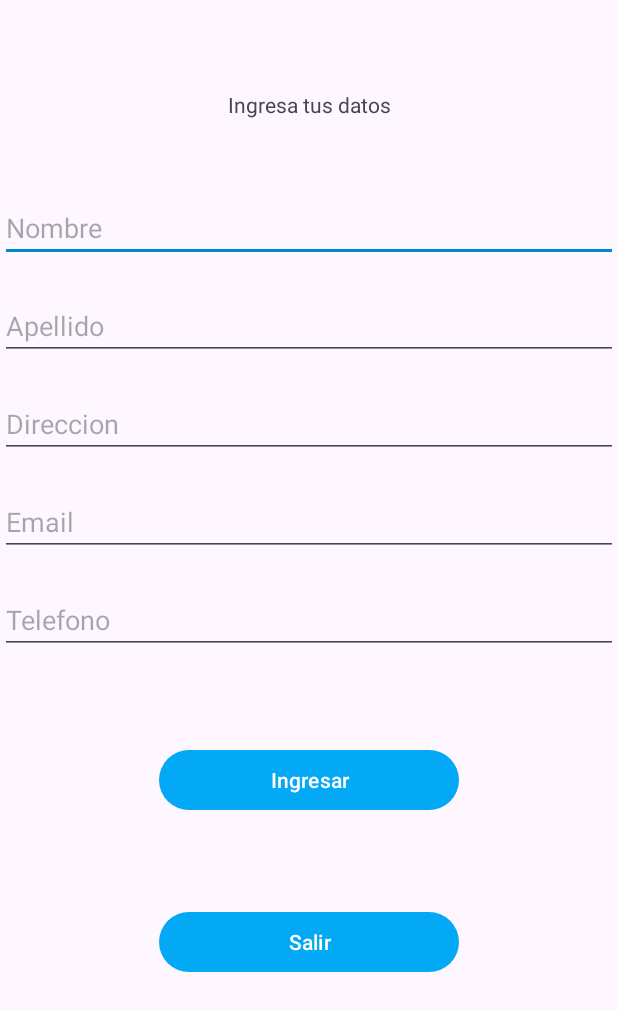
After one commit to yiyo87/task_el_cedro, an Android app: the formularioCliente screen opened directly, with no data from a screen before it, on a phone screen of 412 x 824 dp. The commit adds this screen. Shown: the top 1011 px of the screen. Run offline under Robolectric (Android 15) with nearby library versions, the phone set to English and light mode, and no system bars.

Commit message:
logre recuperar los elementos dentro de los formularios

```diff
--- a/app/src/main/AndroidManifest.xml
+++ b/app/src/main/AndroidManifest.xml
@@ -12,6 +12,12 @@
         android:supportsRtl="true"
         android:theme="@style/Theme.TaskElCedro"
         tools:targetApi="31">
+        <activity
+            android:name=".formularioCliente"
+            android:exported="false" />
+        <activity
+            android:name=".formularioEmpresa"
+            android:exported="false" />
         <activity
             android:name=".RegistrarCuenta"
             android:exported="false" />
--- a/app/src/main/java/com/example/taskelcedro/MainActivity.java
+++ b/app/src/main/java/com/example/taskelcedro/MainActivity.java
@@ -43,4 +43,9 @@ public class MainActivity extends AppCompatActivity {
 
 
     }
+
+    public void crearCuenta(View v){
+            Intent i = new Intent(this, RegistrarCuenta.class);
+            startActivity(i);
+    }
 }
--- /dev/null
+++ b/app/src/main/java/com/example/taskelcedro/formularioCliente.java
@@ -0,0 +1,53 @@
+package com.example.taskelcedro;
+
+import android.os.Bundle;
+
+import androidx.activity.EdgeToEdge;
+import androidx.appcompat.app.AppCompatActivity;
+import androidx.core.graphics.Insets;
+import androidx.core.view.ViewCompat;
+import androidx.core.view.WindowInsetsCompat;
+
+
+import android.content.Intent;
+import android.view.View;
+import android.widget.EditText;
+import android.widget.Toast;
+
+public class formularioCliente extends AppCompatActivity {
+
+    @Override
+    protected void onCreate(Bundle savedInstanceState) {
+        super.onCreate(savedInstanceState);
+        EdgeToEdge.enable(this);
+        setContentView(R.layout.activity_formulario_cliente);
+        ViewCompat.setOnApplyWindowInsetsListener(findViewById(R.id.main), (v, insets) -> {
+            Insets systemBars = insets.getInsets(WindowInsetsCompat.Type.systemBars());
+            v.setPadding(systemBars.left, systemBars.top, systemBars.right, systemBars.bottom);
+            return insets;
+        });
+    }public void paginaPrincipal(View v){
+        Intent i = new Intent(this, MainActivity.class);
+        startActivity(i);
+    }public void camposFormularioCliente(View v) {
+        EditText campo1 = findViewById(R.id.campoNombreCliente);
+        String nombre = campo1.getText().toString().trim();  // .trim() elimina espacios en blanco al inicio y final
+        EditText campo2 = findViewById(R.id.campoApellido);
+        String apellido = campo2.getText().toString().trim();
+        EditText campo3 = findViewById(R.id.campoDireccion);
+        String direccion = campo3.getText().toString().trim();
+        EditText campo4 = findViewById(R.id.campoEmail);
+        String email = campo4.getText().toString().trim();
+        EditText campo5 = findViewById(R.id.campoTelefono);
+        String telefono = campo5.getText().toString().trim();
+        // si los campos no estan llenos sale este mensaje
+        if (nombre.isEmpty() || apellido.isEmpty() || direccion.isEmpty() || email.isEmpty() || telefono.isEmpty()) {
+            Toast.makeText(this, "Por favor, completa todos los campos", Toast.LENGTH_SHORT).show();
+        } else {
+            // si los campos fueron rellenados sale el mensaje
+            Toast.makeText(this, "Los datos han sido ingresados con éxito", Toast.LENGTH_SHORT).show();
+
+            // Opcionalmente puedes imprimir los valores en la consola
+            System.out.println("Datos ingresados: " + nombre + " " + apellido + " " + direccion + " " + email + " " + telefono);
+        }
+    }}
--- /dev/null
+++ b/app/src/main/res/layout/activity_formulario_cliente.xml
@@ -0,0 +1,172 @@
+<?xml version="1.0" encoding="utf-8"?>
+<LinearLayout xmlns:android="http://schemas.android.com/apk/res/android"
+    xmlns:app="http://schemas.android.com/apk/res-auto"
+    xmlns:tools="http://schemas.android.com/tools"
+    android:id="@+id/main"
+    android:layout_width="match_parent"
+    android:layout_height="match_parent"
+    android:orientation="vertical"
+    tools:context=".formularioCliente">
+
+    <LinearLayout
+        android:id="@+id/main"
+        android:layout_width="match_parent"
+        android:layout_height="match_parent"
+        android:layout_marginTop="60dp"
+        android:orientation="vertical"
+        tools:context=".formularioEmpresa">
+
+        <TextView
+            android:id="@+id/formulario"
+            android:layout_width="match_parent"
+            android:layout_height="wrap_content"
+            android:layout_marginBottom="30dp"
+            android:gravity="center"
+            android:text="@string/formulario" />
+
+        <EditText
+            android:id="@+id/campoNombreCliente"
+            android:layout_width="match_parent"
+            android:layout_height="wrap_content"
+            android:layout_marginTop="20dp"
+            android:ems="10"
+            android:hint="@string/nombre"
+            android:inputType="text" />
+
+        <EditText
+            android:id="@+id/campoApellido"
+            android:layout_width="match_parent"
+            android:layout_height="wrap_content"
+            android:layout_marginTop="20dp"
+            android:ems="10"
+            android:hint="@string/apellido"
+            android:inputType="text" />
+
+        <EditText
+            android:id="@+id/campoDireccion"
+            android:layout_width="match_parent"
+            android:layout_height="wrap_content"
+            android:layout_marginTop="20dp"
+            android:ems="10"
+            android:hint="@string/direccion"
+            android:inputType="text" />
+
+        <EditText
+            android:id="@+id/campoEmail"
+            android:layout_width="match_parent"
+            android:layout_height="wrap_content"
+            android:layout_marginTop="20dp"
+            android:ems="10"
+            android:hint="@string/email"
+            android:inputType="textEmailAddress" />
+
+        <EditText
+            android:id="@+id/campoTelefono"
+            android:layout_width="match_parent"
+            android:layout_height="wrap_content"
+            android:layout_marginTop="20dp"
+            android:ems="10"
+            android:hint="@string/telefono"
+            android:inputType="phone" />
+
+        <Button
+            android:id="@+id/ingresarbtn"
+            android:layout_width="200dp"
+            android:layout_height="wrap_content"
+            android:layout_gravity="center"
+            android:layout_marginTop="60dp"
+            android:layout_marginBottom="30dp"
+            android:gravity="center"
+            android:hint="@string/Registro"
+            android:onClick="camposFormularioCliente"
+            android:text="@string/btn_ingresar" />
+
+        <Button
+            android:id="@+id/salirbtn"
+            android:layout_width="200dp"
+            android:layout_height="wrap_content"
+            android:layout_gravity="center"
+            android:layout_marginTop="30dp"
+            android:layout_marginBottom="30dp"
+            android:gravity="center"
+            android:hint="@string/salir"
+            android:onClick="paginaPrincipal"
+            android:text="@string/salir" />
+    </LinearLayout>
+
+    <TextView
+        android:id="@+id/textView7"
+        android:layout_width="match_parent"
+        android:layout_height="wrap_content"
+        android:layout_marginBottom="30dp"
+        android:gravity="center"
+        android:text="@string/formulario" />
+
+    <EditText
+        android:id="@+id/editTextText2"
+        android:layout_width="match_parent"
+        android:layout_height="wrap_content"
+        android:layout_marginTop="30dp"
+        android:ems="10"
+        android:hint="@string/nombre"
+        android:inputType="text" />
+
+    <EditText
+        android:id="@+id/editTextText4"
+        android:layout_width="match_parent"
+        android:layout_height="wrap_content"
+        android:layout_marginTop="30dp"
+        android:ems="10"
+        android:hint="@string/direccion"
+        android:inputType="text" />
+
+    <EditText
+        android:id="@+id/editTextTextEmailAddress2"
+        android:layout_width="match_parent"
+        android:layout_height="wrap_content"
+        android:layout_marginTop="30dp"
+        android:ems="10"
+        android:hint="@string/email"
+        android:inputType="textEmailAddress" />
+
+    <EditText
+        android:id="@+id/telefonoEmpresa2"
+        android:layout_width="match_parent"
+        android:layout_height="wrap_content"
+        android:layout_marginTop="30dp"
+        android:ems="10"
+        android:hint="@string/telefono"
+        android:inputType="phone" />
+
+    <EditText
+        android:id="@+id/editTextNumber2"
+        android:layout_width="match_parent"
+        android:layout_height="wrap_content"
+        android:layout_marginTop="30dp"
+        android:ems="10"
+        android:hint="@string/valor"
+        android:inputType="number" />
+
+    <Button
+        android:id="@+id/ingresarbtn2"
+        android:layout_width="match_parent"
+        android:layout_height="wrap_content"
+        android:layout_gravity="center"
+        android:layout_marginTop="60dp"
+        android:layout_marginBottom="30dp"
+        android:gravity="center"
+        android:hint="@string/Registro"
+        android:text="@string/btn_ingresar" />
+
+    <Button
+        android:id="@+id/salirbtn2"
+        android:layout_width="match_parent"
+        android:layout_height="wrap_content"
+        android:layout_gravity="center"
+        android:layout_marginTop="30dp"
+        android:layout_marginBottom="30dp"
+        android:gravity="center"
+        android:hint="@string/salir"
+        android:onClick="paginaPrincipal"
+        android:text="@string/salir" />
+</LinearLayout>
--- a/app/src/main/res/values/strings.xml
+++ b/app/src/main/res/values/strings.xml
@@ -8,5 +8,15 @@
     <string name="salir">Salir</string>
     <string name="empresa">Empresa</string>
     <string name="cliente">Cliente</string>
+    <string name="crearCuenta">Crear Cuenta</string>
+    <string name="formularioEmpresa">Ingresa los datos de la empresa</string>
+    <string name="nombre">Nombre</string>
+    <string name="apellido">Apellido</string>
+    <string name="direccion">Direccion</string>
+    <string name="telefono">Telefono</string>
+    <string name="email">Email</string>
+    <string name="valor">Valor</string>
+    <string name="ingresar">Ingresar</string>
+    <string name="formulario">Ingresa tus datos</string>
 
 </resources>
```
Also changed, not shown: app/src/main/java/com/example/taskelcedro/RegistrarCuenta.java (+12 -1 lines), app/src/main/java/com/example/taskelcedro/formularioEmpresa.java (added, +53 -0 lines), app/src/main/res/layout/activity_formulario_empresa.xml (added, +88 -0 lines), app/src/main/res/layout/activity_main.xml (+15 -2 lines), app/src/main/res/layout/activity_registrar_cuenta.xml (+8 -5 lines).
